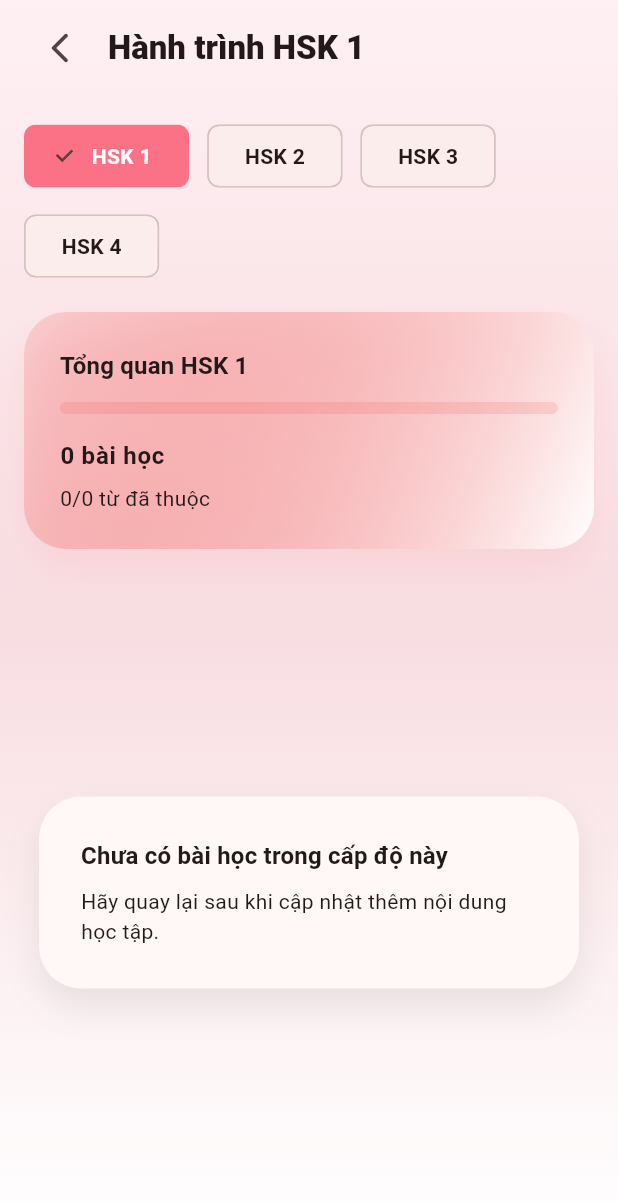
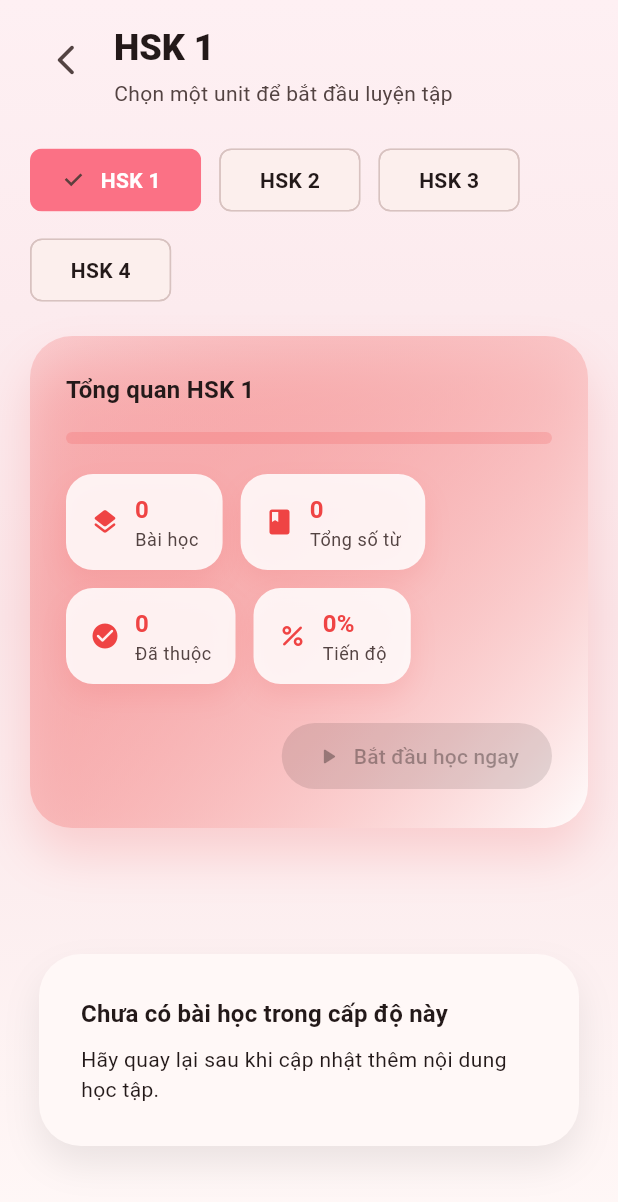
Before and after one commit to hieuhieu2202/learnchinesene, a Flutter app: the SectionListPage screen opened by its route, on a phone screen of 412 x 824 dp. Shown: the top 1202 px of the screen. Run offline on Flutter 3.47's test engine with Material 3 defaults, Android fonts, the light colour scheme and no system bars; our stand-ins replace audioplayers, get, sqflite; accounts and stored records are empty.

Commit message:
Redesign section list interface

```diff
--- a/lib/features/vocabulary/presentation/pages/section_list_page.dart
+++ b/lib/features/vocabulary/presentation/pages/section_list_page.dart
@@ -23,22 +23,34 @@ class SectionListPage extends GetView<SectionListController> {
         final masteredWords = controller.masteredWords;
         final progress = controller.progress;
         final gradient = HskPalette.gradientForLevel(selectedLevel);
-
-        return Container(
-          decoration: BoxDecoration(
-            gradient: LinearGradient(
-              colors: [gradient.first, gradient.last, Colors.white],
+        final theme = Theme.of(context);
+        final colorScheme = theme.colorScheme;
+        final backgroundGradient = LinearGradient(
+          colors: [
+            gradient.first,
+            Color.lerp(gradient.last, colorScheme.background, 0.35)!,
+            colorScheme.background,
+          ],
           begin: Alignment.topCenter,
           end: Alignment.bottomCenter,
+        );
+
+        return DecoratedBox(
+          decoration: BoxDecoration(gradient: backgroundGradient),
+          child: SafeArea(
+            child: CustomScrollView(
+              physics: const BouncingScrollPhysics(
+                parent: AlwaysScrollableScrollPhysics(),
               ),
-          ),
-          child: SafeArea(
+              slivers: [
+                SliverToBoxAdapter(
                   child: Padding(
-              padding: const EdgeInsets.fromLTRB(16, 8, 16, 24),
+                    padding: const EdgeInsets.fromLTRB(20, 16, 20, 24),
                     child: Column(
                       crossAxisAlignment: CrossAxisAlignment.start,
                       children: [
                         Row(
+                          crossAxisAlignment: CrossAxisAlignment.start,
                           children: [
                             IconButton(
                               icon: const Icon(Icons.arrow_back_ios_new_rounded),
@@ -46,12 +58,23 @@ class SectionListPage extends GetView<SectionListController> {
                             ),
                             const SizedBox(width: 8),
                             Expanded(
-                        child: Text(
-                          'Hành trình HSK $selectedLevel',
-                          style: Theme.of(context)
-                              .textTheme
-                              .titleLarge
-                              ?.copyWith(fontWeight: FontWeight.w800),
+                              child: Column(
+                                crossAxisAlignment: CrossAxisAlignment.start,
+                                children: [
+                                  Text(
+                                    'HSK $selectedLevel',
+                                    style: theme.textTheme.headlineSmall?.copyWith(
+                                      fontWeight: FontWeight.w800,
+                                    ),
+                                  ),
+                                  const SizedBox(height: 4),
+                                  Text(
+                                    'Chọn một unit để bắt đầu luyện tập',
+                                    style: theme.textTheme.bodyMedium?.copyWith(
+                                      color: colorScheme.onSurfaceVariant,
+                                    ),
+                                  ),
+                                ],
                               ),
                             ),
                           ],
@@ -62,7 +85,7 @@ class SectionListPage extends GetView<SectionListController> {
                           selectedLevel: selectedLevel,
                         ),
                         const SizedBox(height: 20),
-                  _LevelHero(
+                        _LevelSummaryCard(
                           selectedLevel: selectedLevel,
                           sectionCount: sectionCount,
                           totalWords: totalWords,
@@ -70,58 +93,45 @@ class SectionListPage extends GetView<SectionListController> {
                           progress: progress,
                           firstSection: sections.isEmpty ? null : sections.first,
                         ),
-                  const SizedBox(height: 24),
-                  Expanded(
-                    child: _SectionListBody(
-                      isLoading: isLoading,
-                      sections: sections,
+                      ],
+                    ),
+                  ),
+                ),
+                if (isLoading)
+                  const SliverFillRemaining(
+                    hasScrollBody: false,
+                    child: Center(child: CircularProgressIndicator()),
+                  )
+                else if (sections.isEmpty)
+                  const SliverFillRemaining(
+                    hasScrollBody: false,
+                    child: _EmptyState(),
+                  )
+                else
+                  SliverPadding(
+                    padding: const EdgeInsets.fromLTRB(20, 0, 20, 32),
+                    sliver: SliverList(
+                      delegate: SliverChildBuilderDelegate(
+                        (context, index) {
+                          final progress = sections[index];
+                          final bottomPadding = index == sections.length - 1 ? 0.0 : 16.0;
+                          return Padding(
+                            padding: EdgeInsets.only(bottom: bottomPadding),
+                            child: _UnitCard(
+                              progress: progress,
                               level: selectedLevel,
+                            ),
+                          );
+                        },
+                        childCount: sections.length,
+                      ),
                     ),
                   ),
               ],
             ),
           ),
-          ),
         );
       }),
-    );
-  }
-}
-
-class _SectionListBody extends StatelessWidget {
-  const _SectionListBody({
-    required this.isLoading,
-    required this.sections,
-    required this.level,
-  });
-
-  final bool isLoading;
-  final List<SectionProgress> sections;
-  final int level;
-
-  @override
-  Widget build(BuildContext context) {
-    if (isLoading) {
-      return const Center(child: CircularProgressIndicator());
-    }
-
-    if (sections.isEmpty) {
-      return const _EmptyState();
-    }
-
-    return ListView.separated(
-      key: ValueKey('hsk-$level-${sections.length}'),
-      padding: const EdgeInsets.only(bottom: 8),
-      physics: const BouncingScrollPhysics(parent: AlwaysScrollableScrollPhysics()),
-      itemBuilder: (context, index) {
-        final progress = sections[index];
-        return _UnitCard(
-          progress: progress,
-          level: level,
-        );
-      },
-      separatorBuilder: (_, __) => const SizedBox(height: 16),
-      itemCount: sections.length,
     );
   }
 }
@@ -151,16 +161,16 @@ class _LevelSwitcher extends StatelessWidget {
             fontWeight: FontWeight.w600,
           ),
           selectedColor: badgeColor,
-          backgroundColor: theme.colorScheme.surfaceVariant.withOpacity(0.4),
-          padding: const EdgeInsets.symmetric(horizontal: 16, vertical: 10),
+          backgroundColor: theme.colorScheme.surfaceVariant.withOpacity(0.35),
+          padding: const EdgeInsets.symmetric(horizontal: 18, vertical: 10),
         );
       }),
     );
   }
 }
 
-class _LevelHero extends StatelessWidget {
-  const _LevelHero({
+class _LevelSummaryCard extends StatelessWidget {
+  const _LevelSummaryCard({
     required this.selectedLevel,
     required this.sectionCount,
     required this.totalWords,
@@ -179,24 +189,30 @@ class _LevelHero extends StatelessWidget {
   @override
   Widget build(BuildContext context) {
     final theme = Theme.of(context);
-    final accent = HskPalette.accentForLevel(selectedLevel, theme.colorScheme);
+    final colorScheme = theme.colorScheme;
+    final accent = HskPalette.accentForLevel(selectedLevel, colorScheme);
+    final progressValue = progress.clamp(0, 1).toDouble();
+
     return Container(
+      padding: const EdgeInsets.all(24),
       decoration: BoxDecoration(
         borderRadius: BorderRadius.circular(28),
         gradient: LinearGradient(
-          colors: [accent.withOpacity(0.15), Colors.white],
+          colors: [
+            accent.withOpacity(0.18),
+            Colors.white.withOpacity(0.92),
+          ],
           begin: Alignment.topLeft,
           end: Alignment.bottomRight,
         ),
         boxShadow: [
           BoxShadow(
-            color: accent.withOpacity(0.08),
-            blurRadius: 22,
-            offset: const Offset(0, 12),
+            color: accent.withOpacity(0.18),
+            blurRadius: 28,
+            offset: const Offset(0, 18),
           ),
         ],
       ),
-      padding: const EdgeInsets.all(24),
       child: Column(
         crossAxisAlignment: CrossAxisAlignment.start,
         children: [
@@ -204,37 +220,54 @@ class _LevelHero extends StatelessWidget {
             'Tổng quan HSK $selectedLevel',
             style: theme.textTheme.titleMedium?.copyWith(fontWeight: FontWeight.w700),
           ),
-          const SizedBox(height: 12),
-          LinearProgressIndicator(
-            value: progress.clamp(0, 1).toDouble(),
+          const SizedBox(height: 16),
+          ClipRRect(
+            borderRadius: BorderRadius.circular(8),
+            child: LinearProgressIndicator(
+              value: progressValue,
               minHeight: 8,
-            backgroundColor: accent.withOpacity(0.15),
+              backgroundColor: accent.withOpacity(0.18),
               color: accent,
-            borderRadius: BorderRadius.circular(8),
             ),
-          const SizedBox(height: 16),
-          Row(
+          ),
+          const SizedBox(height: 20),
+          Wrap(
+            spacing: 12,
+            runSpacing: 12,
             children: [
-              Expanded(
-                child: Column(
-                  crossAxisAlignment: CrossAxisAlignment.start,
-                  children: [
-                    Text(
-                      '$sectionCount bài học',
-                      style: theme.textTheme.bodyLarge?.copyWith(fontWeight: FontWeight.w600),
+              _SummaryStat(
+                icon: Icons.layers_rounded,
+                label: 'Bài học',
+                value: '$sectionCount',
+                accent: accent,
               ),
-                    const SizedBox(height: 6),
-                    Text(
-                      '${masteredWords}/${totalWords == 0 ? 0 : totalWords} từ đã thuộc',
-                      style: theme.textTheme.bodyMedium,
+              _SummaryStat(
+                icon: Icons.book_rounded,
+                label: 'Tổng số từ',
+                value: '$totalWords',
+                accent: accent,
+              ),
+              _SummaryStat(
+                icon: Icons.check_circle_rounded,
+                label: 'Đã thuộc',
+                value: '$masteredWords',
+                accent: accent,
+              ),
+              _SummaryStat(
+                icon: Icons.percent_rounded,
+                label: 'Tiến độ',
+                value: '${(progressValue * 100).toStringAsFixed(0)}%',
+                accent: accent,
               ),
             ],
           ),
-              ),
-              if (firstSection != null)
-                FilledButton.tonal(
-                  onPressed: () {
-                    if (firstSection == null) return;
+          const SizedBox(height: 24),
+          Align(
+            alignment: Alignment.centerRight,
+            child: FilledButton.icon(
+              onPressed: firstSection == null
+                  ? null
+                  : () {
                       navigateAfterFrame(() {
                         Get.toNamed(
                           AppRoutes.wordList,
@@ -245,10 +278,68 @@ class _LevelHero extends StatelessWidget {
                         );
                       });
                     },
+              icon: const Icon(Icons.play_arrow_rounded),
+              label: const Text('Bắt đầu học ngay'),
               style: FilledButton.styleFrom(
-                    padding: const EdgeInsets.symmetric(horizontal: 20, vertical: 12),
+                padding: const EdgeInsets.symmetric(horizontal: 22, vertical: 12),
               ),
-                  child: const Text('Bắt đầu học'),
+            ),
+          ),
+        ],
+      ),
+    );
+  }
+}
+
+class _SummaryStat extends StatelessWidget {
+  const _SummaryStat({
+    required this.icon,
+    required this.label,
+    required this.value,
+    required this.accent,
+  });
+
+  final IconData icon;
+  final String label;
+  final String value;
+  final Color accent;
+
+  @override
+  Widget build(BuildContext context) {
+    final theme = Theme.of(context);
+    return Container(
+      padding: const EdgeInsets.symmetric(horizontal: 16, vertical: 12),
+      decoration: BoxDecoration(
+        color: Colors.white.withOpacity(0.85),
+        borderRadius: BorderRadius.circular(18),
+        boxShadow: [
+          BoxShadow(
+            color: accent.withOpacity(0.12),
+            blurRadius: 16,
+            offset: const Offset(0, 8),
+          ),
+        ],
+      ),
+      child: Row(
+        mainAxisSize: MainAxisSize.min,
+        children: [
+          Icon(icon, color: accent, size: 20),
+          const SizedBox(width: 10),
+          Column(
+            crossAxisAlignment: CrossAxisAlignment.start,
+            children: [
+              Text(
+                value,
+                style: theme.textTheme.titleMedium?.copyWith(
+                  fontWeight: FontWeight.w700,
+                  color: accent,
+                ),
+              ),
+              Text(
+                label,
+                style: theme.textTheme.bodySmall?.copyWith(
+                  color: theme.colorScheme.onSurfaceVariant,
+                ),
               ),
             ],
           ),
@@ -269,14 +360,10 @@ class _UnitCard extends StatelessWidget {
     final theme = Theme.of(context);
     final accent = HskPalette.accentForLevel(level, theme.colorScheme);
 
-    return SizedBox(
-      width: double.infinity,
-      child: Card(
-        color: theme.colorScheme.surface,
-        elevation: 0,
-        shape: RoundedRectangleBorder(borderRadius: BorderRadius.circular(26)),
-        clipBehavior: Clip.antiAlias,
+    return Material(
+      color: Colors.transparent,
       child: InkWell(
+        borderRadius: BorderRadius.circular(26),
         onTap: () => navigateAfterFrame(() {
           Get.toNamed(
             AppRoutes.wordList,
@@ -286,6 +373,25 @@ class _UnitCard extends StatelessWidget {
             },
           );
         }),
+        child: Ink(
+          decoration: BoxDecoration(
+            borderRadius: BorderRadius.circular(26),
+            gradient: LinearGradient(
+              colors: [
+                accent.withOpacity(0.16),
+                theme.colorScheme.surface,
+              ],
+              begin: Alignment.topLeft,
+              end: Alignment.bottomRight,
+            ),
+            boxShadow: [
+              BoxShadow(
+                color: accent.withOpacity(0.14),
+                blurRadius: 28,
+                offset: const Offset(0, 18),
+              ),
+            ],
+          ),
           child: Padding(
             padding: const EdgeInsets.all(24),
             child: Column(
@@ -297,26 +403,30 @@ class _UnitCard extends StatelessWidget {
                     Container(
                       padding: const EdgeInsets.symmetric(horizontal: 16, vertical: 8),
                       decoration: BoxDecoration(
-                        color: accent.withOpacity(0.12),
+                        color: Colors.white.withOpacity(0.75),
                         borderRadius: BorderRadius.circular(16),
                       ),
                       child: Text(
                         progress.unitLabel,
                         style: theme.textTheme.bodyMedium?.copyWith(
-                          fontWeight: FontWeight.w600,
+                          fontWeight: FontWeight.w700,
                           color: accent,
                         ),
                       ),
                     ),
                     const Spacer(),
-                    ProgressChip(progress: progress.progress),
+                    ProgressChip(
+                      progress: progress.progress,
+                      color: accent,
+                    ),
                   ],
                 ),
                 const SizedBox(height: 18),
                 Text(
                   progress.displayName,
-                  style:
-                      theme.textTheme.titleMedium?.copyWith(fontWeight: FontWeight.w700),
+                  style: theme.textTheme.titleMedium?.copyWith(
+                    fontWeight: FontWeight.w700,
+                  ),
                 ),
                 const SizedBox(height: 8),
                 Text(
@@ -325,10 +435,21 @@ class _UnitCard extends StatelessWidget {
                     color: theme.colorScheme.onSurfaceVariant,
                   ),
                 ),
-                const SizedBox(height: 16),
-                Align(
-                  alignment: Alignment.centerRight,
-                  child: Icon(Icons.arrow_forward_rounded, color: accent),
+                const SizedBox(height: 20),
+                Row(
+                  children: [
+                    Icon(Icons.auto_graph_rounded, color: accent, size: 20),
+                    const SizedBox(width: 8),
+                    Text(
+                      '${(progress.progress * 100).toStringAsFixed(0)}% hoàn thành',
+                      style: theme.textTheme.bodySmall?.copyWith(
+                        color: accent,
+                        fontWeight: FontWeight.w600,
+                      ),
+                    ),
+                    const Spacer(),
+                    Icon(Icons.arrow_forward_rounded, color: accent),
+                  ],
                 ),
               ],
             ),
```
Also changed, not shown: lib/features/vocabulary/presentation/widgets/progress_chip.dart (+35 -11 lines). Lines whose indentation alone changed are shown as unchanged.
